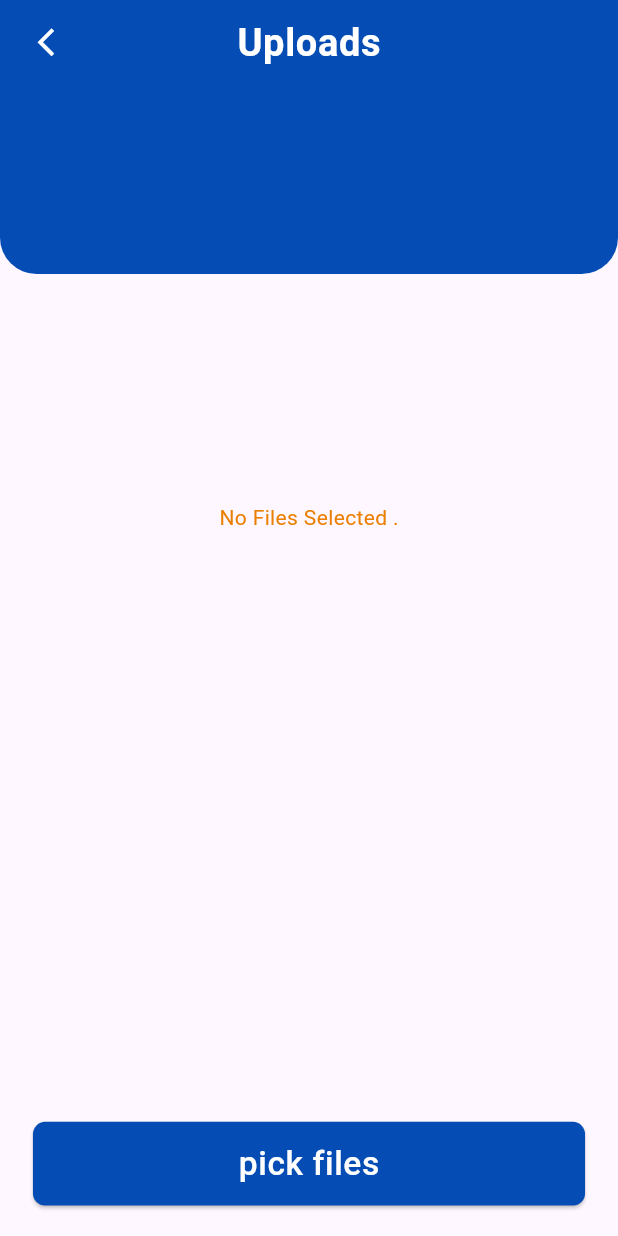
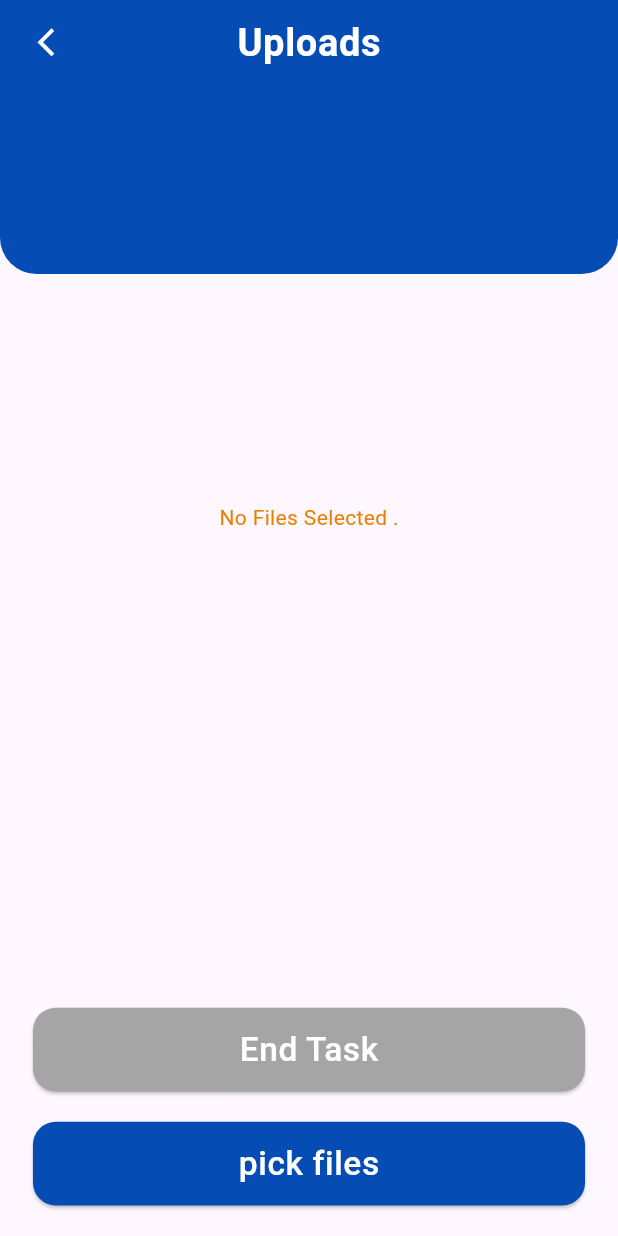
Before and after one commit to hamdy-dawood/CMP-App, a Flutter app: the UploadFilesView screen opened directly with empty values, on a phone screen of 412 x 824 dp. Run offline on Flutter 3.47's test engine with Material 3 defaults, Android fonts, the light colour scheme and no system bars; our stand-ins replace bloc, cached_network_image, cloud_firestore, dio, easy_date_timeline, equatable and 14 more; accounts and stored records are empty; network calls fail.

Commit message:
amira work (edit 3)

```diff
--- a/lib/core/helpers/cache_helper.dart
+++ b/lib/core/helpers/cache_helper.dart
@@ -45,7 +45,7 @@ class CacheHelper {
 
   static Future<void> saveId(String id) async => _prefs?.setString(_idKey, id);
 
-  static String getId() => _prefs?.getString(_idKey) ?? "";
+  static String getId() => _prefs?.getString(_idKey) ?? "1";
 
 
   static Future<bool> saveEmail(String email) async {
--- a/lib/core/widgets/custom_elevated.dart
+++ b/lib/core/widgets/custom_elevated.dart
@@ -19,7 +19,7 @@ class CustomElevated extends StatelessWidget {
     this.hSize = 55,
     this.wSize = 1,
     this.fontSize = 22,
-    this.borderRadius = 8,
+    this.borderRadius = 15,
     this.fontWeight = FontWeight.w500,
   });
 
--- a/lib/features/nav_bar_pages/home/model.dart
+++ b/lib/features/nav_bar_pages/home/model.dart
@@ -105,7 +105,7 @@ class TaskStatistics {
   int? yearlyTarget;
   int? achievedTodayTarget;
   int? achievedDailyTarget;
-  String? achievedRequestedDayTarget;
+  var achievedRequestedDayTarget;
 
   TaskStatistics(
       {this.totalTasks,
--- a/lib/features/task_details/view.dart
+++ b/lib/features/task_details/view.dart
@@ -45,6 +45,7 @@ class _TaskDetailsState extends State<TaskDetails> {
               AppFunctions.showsToast(state.message, ColorManager.red, context);
             }
             if(state is FinishUnFinishSubTaskSuccessState){
+              Navigator.pop(context);
               // AppFunctions.showsToast(state.message, ColorManager.successGreen, context);
               // BlocProvider.of<TaskDetailsCubit>(context).getTaskDetails(widget.taskId??'');
             }
--- a/lib/features/upload_files/upload_file_view.dart
+++ b/lib/features/upload_files/upload_file_view.dart
@@ -3,6 +3,7 @@ import 'package:cmp_app/core/helpers/navigator.dart';
 import 'package:cmp_app/core/theming/colors.dart';
 import 'package:cmp_app/core/widgets/custom_elevated.dart';
 import 'package:cmp_app/core/widgets/custom_text.dart';
+import 'package:cmp_app/features/task_details/task_details_cubit.dart';
 import 'package:cmp_app/features/upload_files/upload_file_cubit.dart';
 import 'package:cmp_app/features/upload_files/widgets/upload_files_container.dart';
 import 'package:flutter/material.dart';
@@ -155,6 +156,14 @@ class _UploadFilesViewState extends State<UploadFilesView> {
               if(images.isEmpty)
                 const Spacer(),
 
+
+              Padding(
+                padding: EdgeInsets.only(bottom: 20.h, left: 20.w, right: 20.w),
+                child: BlocBuilder<TaskDetailsCubit, TaskDetailsState>(builder: (context, state) => state is FinishUnFinishSubTaskLoadingState || state is TaskDetailsLoadingState ? Center(child: CircularProgressIndicator(color: ColorManager.mainColor,),) :  CustomElevated(text: "End Task", press: () {
+                  if(images.isNotEmpty) BlocProvider.of<TaskDetailsCubit>(context).finishSubTask(taskId: widget.taskId, subTaskId: widget.subTaskId);
+                }, btnColor: images.isNotEmpty? ColorManager.mainColor : ColorManager.grey),),
+              ),
+
               Padding(
                 padding: EdgeInsets.only(bottom: 20.h, left: 20.w, right: 20.w),
                 child: state is UploadTaskDataLoadingState || state is UploadFileLoadingState ? Center(child: CircularProgressIndicator(color: ColorManager.mainColor,),) :  CustomElevated(text: "pick files", press: () {
```
Also changed, not shown: lib/features/nav_bar_pages/home/widgets/task_item.dart (+1 -11 lines), lib/features/nav_bar_pages/tasks/view.dart (+12 -2 lines).
